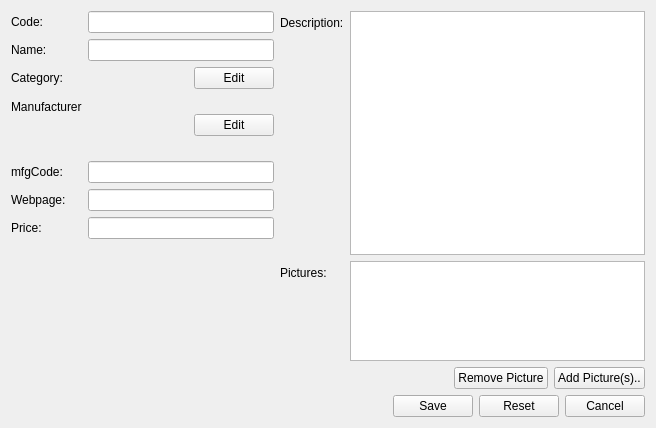
Before: the Qt Designer form client/uiforms/component_edit.ui in Wolframe/configurator, drawn with Qt 5.
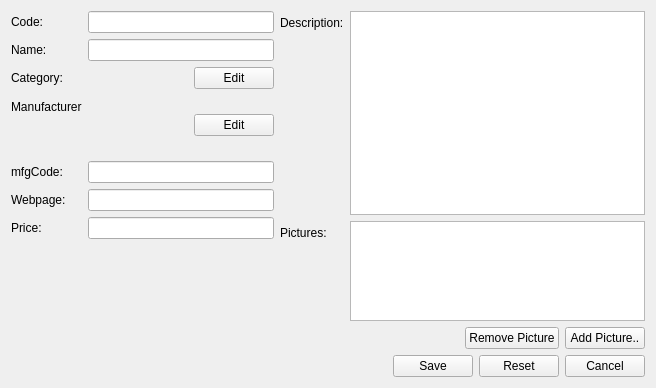
After: the same form once the commit is applied. Icons and pictures are not drawn.

Commit message: made picture selection close the window, adapted button texts

```diff
--- a/client/uiforms/component_edit.ui
+++ b/client/uiforms/component_edit.ui
@@ -7,7 +7,7 @@
     <x>0</x>
     <y>0</y>
     <width>656</width>
-    <height>428</height>
+    <height>388</height>
    </rect>
   </property>
   <property name="windowTitle">
@@ -299,7 +299,7 @@
        <item>
         <widget class="QPushButton" name="new_pictures">
          <property name="text">
-          <string>Add Picture(s)..</string>
+          <string>Add Picture..</string>
          </property>
          <property name="form" stdset="0">
           <string>picture_select?widgetid={main.widgetid}_picture</string>
```
The commit also changes 6 other files.
